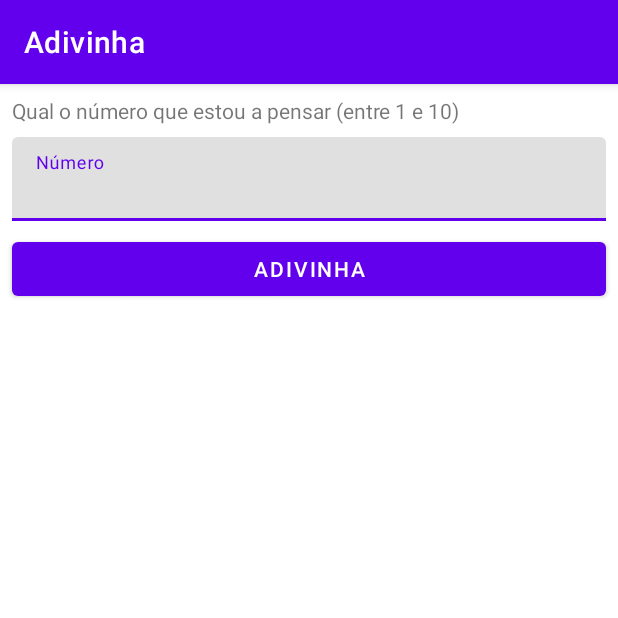
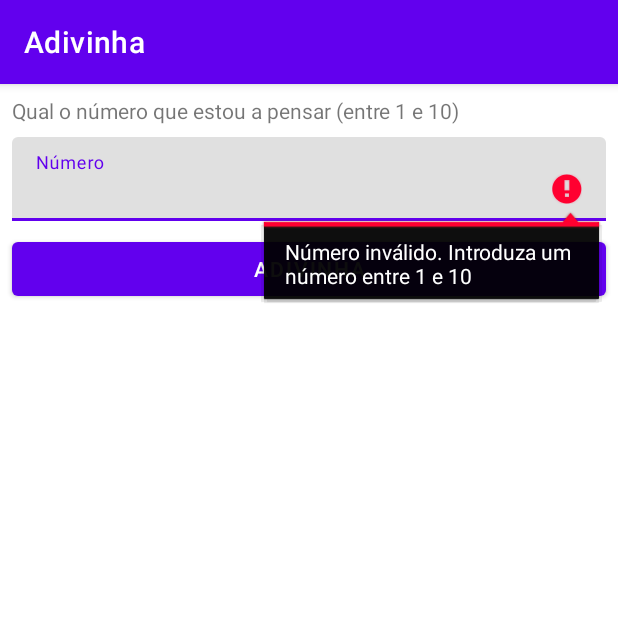
Before and after one commit to delfimgp/Adivinha, an Android app: the screen it shows after launch (MainActivity), after a tap on "ADIVINHA", on a phone screen of 412 x 824 dp, the top half of it. Run offline under Robolectric (Android 15) with nearby library versions, the phone set to English and light mode, and no system bars.

```diff
--- a/app/src/main/java/pt/delfimpereira/adivinha/MainActivity.java
+++ b/app/src/main/java/pt/delfimpereira/adivinha/MainActivity.java
@@ -10,13 +10,12 @@ import android.widget.TextView;
 import java.util.Random;
 
 public class MainActivity extends AppCompatActivity {
-    private Random random= new Random();
+    private Random random = new Random();
     private int numeroAdivinhar;
     private int tentativas;
 
     private EditText editTextNumero = null;
     private TextView textViewAcertou = null;
-
 
     @Override
     protected void onCreate(Bundle savedInstanceState) {
@@ -33,10 +32,10 @@ public class MainActivity extends AppCompatActivity {
 
     private EditText getEditTextNumero() {
         if (editTextNumero == null) {
-            EditText editTextNumero = findViewById(R.id.editTextNumero);
+            editTextNumero =  findViewById(R.id.editTextNumero);
         }
 
-        return  editTextNumero;
+        return editTextNumero;
     }
 
     private TextView getTextViewAcertou() {
@@ -44,15 +43,14 @@ public class MainActivity extends AppCompatActivity {
             textViewAcertou = findViewById(R.id.textViewAcertou);
         }
 
-        return textViewAcertou;
+        return  textViewAcertou;
     }
 
     public void adivinha(View view) {
         int numero = getNumero();
 
         if (numero < 1 || numero > 10) {
-            EditText editTextNumero = getEditTextNumero();
-            editTextNumero.setError(getString(R.string.numero_invalido));
+            getEditTextNumero().setError(getString(R.string.numero_invalido));
             return;
         }
 
@@ -60,8 +58,7 @@ public class MainActivity extends AppCompatActivity {
             getTextViewAcertou().setText(R.string.acertou);
         } else if (numero < numeroAdivinhar) {
             getTextViewAcertou().setText(R.string.numero_maior);
-        }
-        else {
+        } else {
             getTextViewAcertou().setText(R.string.numero_menor);
         }
     }
```
